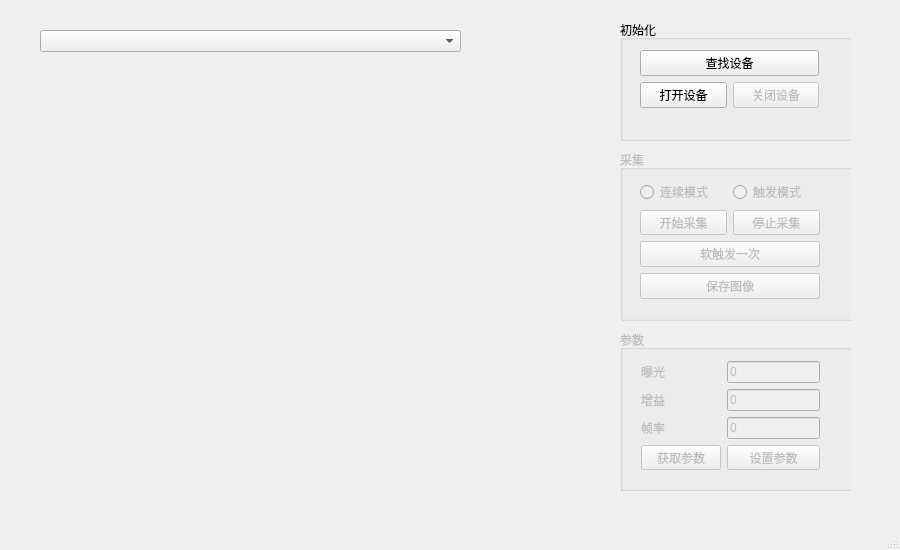
Before: the Qt Designer form Ui/PyUICBasicDemo.ui in xlcg10086/laser-surface-measure, drawn with Qt 5.
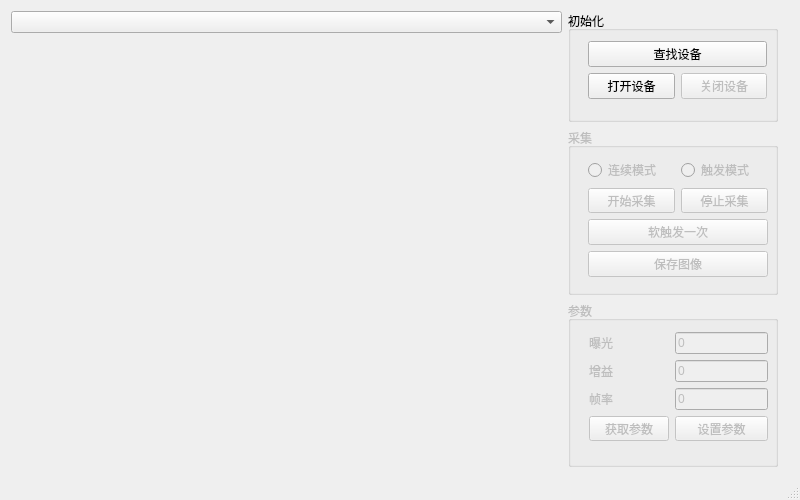
After: the same form once the commit is applied.

Diff of the .ui file:
```diff
--- a/Ui/PyUICBasicDemo.ui
+++ b/Ui/PyUICBasicDemo.ui
@@ -6,55 +6,175 @@
    <rect>
     <x>0</x>
     <y>0</y>
-    <width>900</width>
-    <height>550</height>
+    <width>800</width>
+    <height>500</height>
    </rect>
   </property>
   <property name="windowTitle">
    <string>MainWindow</string>
   </property>
   <widget class="QWidget" name="centralWidget">
-   <widget class="QComboBox" name="ComboDevices">
-    <property name="geometry">
-     <rect>
-      <x>40</x>
-      <y>30</y>
-      <width>421</width>
-      <height>22</height>
-     </rect>
-    </property>
-   </widget>
-   <widget class="QWidget" name="widgetDisplay" native="true">
-    <property name="geometry">
-     <rect>
-      <x>50</x>
-      <y>180</y>
-      <width>421</width>
-      <height>301</height>
-     </rect>
-    </property>
-   </widget>
+   <layout class="QHBoxLayout" name="horizontalLayout" stretch="5,2">
+    <item>
+     <widget class="QWidget" name="displaywidget" native="true">
+      <layout class="QVBoxLayout" name="verticalLayout_2">
+       <property name="leftMargin">
+        <number>0</number>
+       </property>
+       <property name="topMargin">
+        <number>0</number>
+       </property>
+       <property name="rightMargin">
+        <number>0</number>
+       </property>
+       <property name="bottomMargin">
+        <number>0</number>
+       </property>
+       <item>
+        <widget class="QComboBox" name="ComboDevices"/>
+       </item>
+       <item>
+        <widget class="QWidget" name="widgetDisplay" native="true"/>
+       </item>
+      </layout>
+     </widget>
+    </item>
+    <item>
    <widget class="QWidget" name="sideWidget" native="true">
+      <layout class="QVBoxLayout" name="verticalLayout" stretch="2,3,3">
+       <property name="leftMargin">
+        <number>0</number>
+       </property>
+       <property name="topMargin">
+        <number>0</number>
+       </property>
+       <property name="bottomMargin">
+        <number>0</number>
+       </property>
+       <item>
+        <widget class="QGroupBox" name="groupInit">
+         <property name="title">
+          <string>初始化</string>
+         </property>
+         <widget class="QWidget" name="gridLayoutWidget">
     <property name="geometry">
      <rect>
-      <x>600</x>
-      <y>10</y>
-      <width>251</width>
-      <height>501</height>
-     </rect>
-    </property>
+            <x>9</x>
+            <y>19</y>
+            <width>201</width>
+            <height>81</height>
+           </rect>
+          </property>
+          <layout class="QGridLayout" name="gridLayout">
+           <item row="2" column="2">
+            <widget class="QPushButton" name="bnClose">
+             <property name="enabled">
+              <bool>false</bool>
+             </property>
+             <property name="text">
+              <string>关闭设备</string>
+             </property>
+            </widget>
+           </item>
+           <item row="2" column="1">
+            <widget class="QPushButton" name="bnOpen">
+             <property name="text">
+              <string>打开设备</string>
+             </property>
+            </widget>
+           </item>
+           <item row="1" column="1" colspan="2">
+            <widget class="QPushButton" name="bnEnum">
+             <property name="text">
+              <string>查找设备</string>
+             </property>
+            </widget>
+           </item>
+          </layout>
+         </widget>
+        </widget>
+       </item>
+       <item>
+        <widget class="QGroupBox" name="groupGrab">
+         <property name="enabled">
+          <bool>false</bool>
+         </property>
+         <property name="title">
+          <string>采集</string>
+         </property>
+         <widget class="QWidget" name="gridLayoutWidget_2">
+          <property name="geometry">
+           <rect>
+            <x>9</x>
+            <y>19</y>
+            <width>202</width>
+            <height>141</height>
+           </rect>
+          </property>
+          <layout class="QGridLayout" name="gridLayout_2">
+           <item row="0" column="0">
+            <widget class="QRadioButton" name="radioContinueMode">
+             <property name="text">
+              <string>连续模式</string>
+             </property>
+            </widget>
+           </item>
+           <item row="0" column="1">
+            <widget class="QRadioButton" name="radioTriggerMode">
+             <property name="text">
+              <string>触发模式</string>
+             </property>
+            </widget>
+           </item>
+           <item row="3" column="0" colspan="2">
+            <widget class="QPushButton" name="bnSoftwareTrigger">
+             <property name="enabled">
+              <bool>false</bool>
+             </property>
+             <property name="text">
+              <string>软触发一次</string>
+             </property>
+            </widget>
+           </item>
+           <item row="4" column="0" colspan="2">
+            <widget class="QPushButton" name="bnSaveImage">
+             <property name="enabled">
+              <bool>false</bool>
+             </property>
+             <property name="text">
+              <string>保存图像</string>
+             </property>
+            </widget>
+           </item>
+           <item row="2" column="0">
+            <widget class="QPushButton" name="bnStart">
+             <property name="enabled">
+              <bool>false</bool>
+             </property>
+             <property name="text">
+              <string>开始采集</string>
+             </property>
+            </widget>
+           </item>
+           <item row="2" column="1">
+            <widget class="QPushButton" name="bnStop">
+             <property name="enabled">
+              <bool>false</bool>
+             </property>
+             <property name="text">
+              <string>停止采集</string>
+             </property>
+            </widget>
+           </item>
+          </layout>
+         </widget>
+        </widget>
+       </item>
+       <item>
     <widget class="QGroupBox" name="groupParam">
      <property name="enabled">
       <bool>false</bool>
      </property>
-     <property name="geometry">
-      <rect>
-       <x>20</x>
-       <y>320</y>
-       <width>233</width>
-       <height>161</height>
-      </rect>
-     </property>
      <property name="title">
       <string>参数</string>
      </property>
@@ -127,138 +247,11 @@
       </layout>
      </widget>
     </widget>
-    <widget class="QGroupBox" name="groupGrab">
-     <property name="enabled">
-      <bool>false</bool>
-     </property>
-     <property name="geometry">
-      <rect>
-       <x>20</x>
-       <y>140</y>
-       <width>233</width>
-       <height>171</height>
-      </rect>
-     </property>
-     <property name="title">
-      <string>采集</string>
-     </property>
-     <widget class="QWidget" name="gridLayoutWidget_2">
-      <property name="geometry">
-       <rect>
-        <x>9</x>
-        <y>19</y>
-        <width>202</width>
-        <height>141</height>
-       </rect>
-      </property>
-      <layout class="QGridLayout" name="gridLayout_2">
-       <item row="0" column="0">
-        <widget class="QRadioButton" name="radioContinueMode">
-         <property name="text">
-          <string>连续模式</string>
-         </property>
-        </widget>
        </item>
-       <item row="0" column="1">
-        <widget class="QRadioButton" name="radioTriggerMode">
-         <property name="text">
-          <string>触发模式</string>
-         </property>
-        </widget>
-       </item>
-       <item row="3" column="0" colspan="2">
-        <widget class="QPushButton" name="bnSoftwareTrigger">
-         <property name="enabled">
-          <bool>false</bool>
-         </property>
-         <property name="text">
-          <string>软触发一次</string>
-         </property>
-        </widget>
-       </item>
-       <item row="4" column="0" colspan="2">
-        <widget class="QPushButton" name="bnSaveImage">
-         <property name="enabled">
-          <bool>false</bool>
-         </property>
-         <property name="text">
-          <string>保存图像</string>
-         </property>
-        </widget>
-       </item>
-       <item row="2" column="0">
-        <widget class="QPushButton" name="bnStart">
-         <property name="enabled">
-          <bool>false</bool>
-         </property>
-         <property name="text">
-          <string>开始采集</string>
-         </property>
-        </widget>
-       </item>
-       <item row="2" column="1">
-        <widget class="QPushButton" name="bnStop">
-         <property name="enabled">
-          <bool>false</bool>
-         </property>
-         <property name="text">
-          <string>停止采集</string>
-         </property>
-        </widget>
-       </item>
       </layout>
      </widget>
-    </widget>
-    <widget class="QGroupBox" name="groupInit">
-     <property name="geometry">
-      <rect>
-       <x>20</x>
-       <y>10</y>
-       <width>233</width>
-       <height>121</height>
-      </rect>
-     </property>
-     <property name="title">
-      <string>初始化</string>
-     </property>
-     <widget class="QWidget" name="gridLayoutWidget">
-      <property name="geometry">
-       <rect>
-        <x>9</x>
-        <y>19</y>
-        <width>201</width>
-        <height>81</height>
-       </rect>
-      </property>
-      <layout class="QGridLayout" name="gridLayout">
-       <item row="2" column="2">
-        <widget class="QPushButton" name="bnClose">
-         <property name="enabled">
-          <bool>false</bool>
-         </property>
-         <property name="text">
-          <string>关闭设备</string>
-         </property>
-        </widget>
-       </item>
-       <item row="2" column="1">
-        <widget class="QPushButton" name="bnOpen">
-         <property name="text">
-          <string>打开设备</string>
-         </property>
-        </widget>
-       </item>
-       <item row="1" column="1" colspan="2">
-        <widget class="QPushButton" name="bnEnum">
-         <property name="text">
-          <string>查找设备</string>
-         </property>
-        </widget>
-       </item>
-      </layout>
-     </widget>
-    </widget>
-   </widget>
+    </item>
+   </layout>
   </widget>
   <widget class="QStatusBar" name="statusBar"/>
  </widget>
```
Lines whose indentation alone changed are shown as unchanged.
